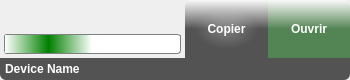
filesdnd/filesdnd-qt, file src/common/view/devicespanel/deviceview.ui: the form before one commit.
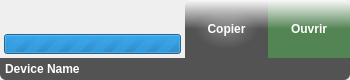
The form after the commit. Icons and pictures are not drawn.

Diff of the .ui file:
```diff
--- a/src/common/view/devicespanel/deviceview.ui
+++ b/src/common/view/devicespanel/deviceview.ui
@@ -284,14 +284,7 @@
                  </size>
                 </property>
                 <property name="styleSheet">
-                 <string notr="true">QProgressBar:horizontal {
-border: 1px solid gray;
-border-radius: 3px;
-background: white;
-}
-QProgressBar::chunk:horizontal {
-background: qlineargradient(x1: 0, y1: 0.5, x2: 1, y2: 0.5, stop: 0 white, stop: 0.5 green, stop: 1 white);
-}</string>
+                 <string notr="true"/>
                 </property>
                 <property name="minimum">
                  <number>0</number>
```
